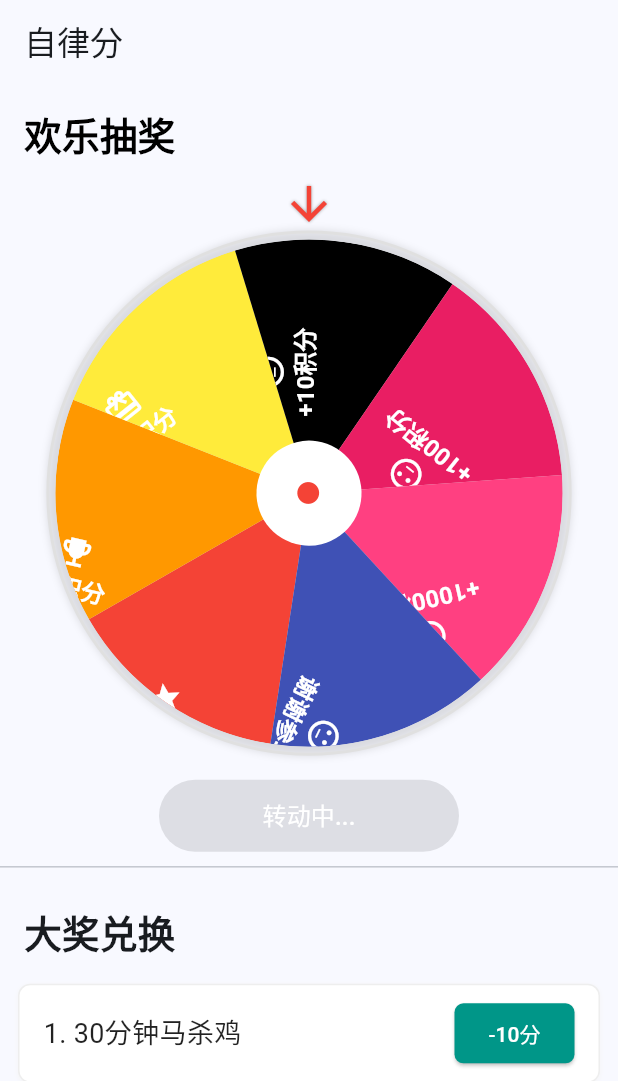
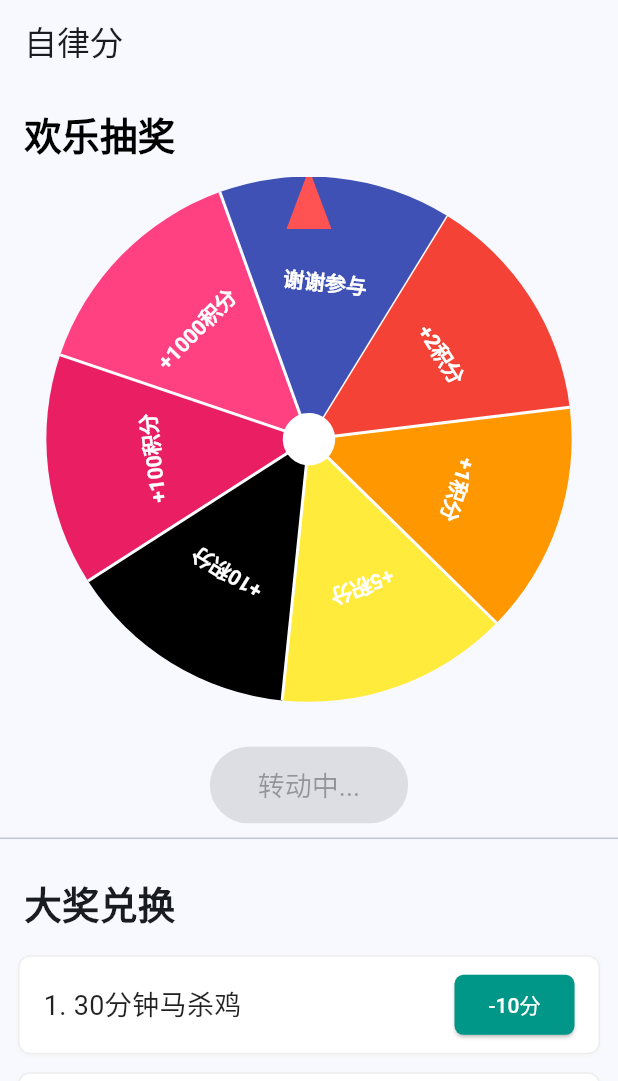
Before and after one commit to SYSUtu/flutter_demo, a Flutter app: the screen it shows after launch, tab 2 chosen, after a tap on "开始抽奖", on a phone screen of 412 x 824 dp, the part 155-1236 px from its top. Run offline on Flutter 3.47's test engine with Material 3 defaults, Android fonts, the phone set to English and light mode, and no system bars.

Commit message:
增加转盘上的字显示

```diff
--- a/lib/gift_page.dart
+++ b/lib/gift_page.dart
@@ -173,7 +173,7 @@ class _MyRewardLotteryState extends State<RewardLottery> {
         ),
         const SizedBox(height: 10),
         LotteryWheel(
-          maxSize: screenSize.width * 0.85,
+          maxSize: MediaQuery.of(context).size.width * 0.85,
           items: [
             LotteryItem(name: "+2积分", color: Colors.red, icon: Icons.star, probability: 10.5),
             LotteryItem(name: "+1积分", color: Colors.orange, icon: Icons.emoji_events, probability: 25),
--- a/lib/lottery_wheel.dart
+++ b/lib/lottery_wheel.dart
@@ -1,310 +1,5 @@
+import 'dart:math';
 import 'package:flutter/material.dart';
-import 'dart:math';
-
-class LotteryWheel extends StatefulWidget {
-  final double maxSize;
-  final List<LotteryItem> items;
-
-  const LotteryWheel({
-    super.key,
-    required this.maxSize,
-    required this.items,
-  });
-
-  @override
-  State<LotteryWheel> createState() => _LotteryWheelState();
-}
-
-class _LotteryWheelState extends State<LotteryWheel> with SingleTickerProviderStateMixin {
-  late AnimationController _controller;
-  Animation<double>? _animation;
-
-  double _currentAngle = 0;
-  bool _isSpinning = false;
-  int? _currentWinningIndex;
-  final List<double> _sectorAngles = [];
-  final List<double> _sectorStartAngles = [];
-
-  @override
-  void initState() {
-    super.initState();
-    _controller = AnimationController(
-      vsync: this,
-      duration: const Duration(seconds: 5),
-    );
-    _calculateSectorAngles();
-  }
-
-  @override
-  void didUpdateWidget(covariant LotteryWheel oldWidget) {
-    super.didUpdateWidget(oldWidget);
-    if (!listEquals(widget.items, oldWidget.items)) {
-      _calculateSectorAngles();
-    }
-  }
-
-  @override
-  void dispose() {
-    _controller.dispose();
-    super.dispose();
-  }
-
-  void _calculateSectorAngles() {
-    _sectorAngles.clear();
-    _sectorStartAngles.clear();
-
-    final itemCount = widget.items.length;
-    final equalAngle = 360.0 / itemCount;
-
-    double currentStartAngle = 0;
-    for (int i = 0; i < itemCount; i++) {
-      _sectorAngles.add(equalAngle);
-      _sectorStartAngles.add(currentStartAngle);
-      currentStartAngle += equalAngle;
-    }
-  }
-
-  void _animationListener() {
-    if (_animation != null) {
-      setState(() => _currentAngle = _animation!.value);
-    }
-  }
-
-  void _statusListener(AnimationStatus status) {
-    if (status == AnimationStatus.completed) {
-      setState(() => _isSpinning = false);
-      if (_currentWinningIndex != null) {
-        _showResult(_currentWinningIndex!);
-      }
-      _controller.reset();
-      _currentWinningIndex = null;
-    }
-  }
-
-  int _getRandomWinningIndex() {
-    final totalProbability = widget.items.fold(0.0, (sum, item) => sum + item.probability);
-    final randomValue = Random().nextDouble() * totalProbability;
-
-    double cumulative = 0.0;
-    for (int i = 0; i < widget.items.length; i++) {
-      cumulative += widget.items[i].probability;
-      if (randomValue <= cumulative) {
-        return i;
-      }
-    }
-    return widget.items.length - 1;
-  }
-
-  int _getCurrentPointedIndex() {
-    final normalizedAngle = (_currentAngle % 360 + 360) % 360;
-
-    for (int i = 0; i < _sectorStartAngles.length; i++) {
-      final start = _sectorStartAngles[i];
-      final end = start + _sectorAngles[i];
-
-      if (start <= end) {
-        if (normalizedAngle >= start && normalizedAngle < end) {
-          return i;
-        }
-      } else {
-        if (normalizedAngle >= start || normalizedAngle < end) {
-          return i;
-        }
-      }
-    }
-    return 0;
-  }
-
-  void _startSpin() {
-    if (_isSpinning) return;
-
-    setState(() => _isSpinning = true);
-
-    final winningIndex = _getRandomWinningIndex();
-    _currentWinningIndex = winningIndex;
-
-    _animation?.removeListener(_animationListener);
-    _animation?.removeStatusListener(_statusListener);
-
-    final startAngle = _sectorStartAngles[winningIndex];
-    final endAngle = startAngle + _sectorAngles[winningIndex];
-    final randomInRange = startAngle + Random().nextDouble() * (endAngle - startAngle);
-    final targetAngle = _currentAngle + 360 * 3 + randomInRange;
-
-    _animation = Tween<double>(begin: _currentAngle, end: targetAngle).animate(
-      CurvedAnimation(
-        parent: _controller,
-        curve: const Cubic(0.2, 0.8, 0.2, 1.0),
-      ),
-    )..addListener(_animationListener)
-      ..addStatusListener(_statusListener);
-
-    _controller.forward(from: 0.0);
-  }
-
-  void _showResult(int winningIndex) {
-    final actualIndex = _getCurrentPointedIndex();
-    debugPrint("预期中奖索引：$winningIndex，实际指向索引：$actualIndex");
-
-    showDialog(
-      context: context,
-      builder: (context) => AlertDialog(
-        title: const Text("抽奖结果"),
-        content: Text("恭喜您获得：${widget.items[winningIndex].name}"),
-        actions: [
-          TextButton(
-            onPressed: () => Navigator.pop(context),
-            child: const Text("确定"),
-          )
-        ],
-      ),
-    );
-  }
-
-  @override
-  Widget build(BuildContext context) {
-    final wheelSize = widget.maxSize;
-
-    if (_sectorAngles.isEmpty || _sectorAngles.length != widget.items.length) {
-      _calculateSectorAngles();
-    }
-
-    return Column(
-      mainAxisSize: MainAxisSize.min,
-      children: [
-        const Icon(
-          Icons.arrow_downward,
-          color: Colors.red,
-          size: 36,
-          shadows: [Shadow(color: Colors.black38, blurRadius: 2)],
-        ),
-        Container(
-          width: wheelSize,
-          height: wheelSize,
-          decoration: BoxDecoration(
-            shape: BoxShape.circle,
-            border: Border.all(color: Colors.grey[300]!, width: 2),
-            boxShadow: const [BoxShadow(color: Colors.black12, blurRadius: 4)],
-          ),
-          padding: const EdgeInsets.all(4),
-          child: ClipOval(
-            child: _buildWheelContent(wheelSize),
-          ),
-        ),
-        const SizedBox(height: 16),
-        SizedBox(
-          width: min(200, wheelSize * 0.8),
-          child: ElevatedButton(
-            onPressed: _isSpinning ? null : _startSpin,
-            style: ElevatedButton.styleFrom(
-              backgroundColor: Colors.red,
-              padding: const EdgeInsets.symmetric(horizontal: 16, vertical: 12),
-              shape: RoundedRectangleBorder(
-                borderRadius: BorderRadius.circular(30),
-              ),
-            ),
-            child: Text(
-              _isSpinning ? "转动中..." : "开始抽奖",
-              style: const TextStyle(
-                fontSize: 16,
-                color: Colors.white,
-              ),
-            ),
-          ),
-        ),
-      ],
-    );
-  }
-
-  Widget _buildWheelContent(double size) {
-    return AspectRatio(
-      aspectRatio: 1.0,
-      child: Transform.rotate(
-        // 转盘整体旋转角度（弧度）
-        angle: _currentAngle * pi / 180,
-        child: Stack(
-          children: [
-            ...List.generate(widget.items.length, (index) {
-              final startAngleRad = _sectorStartAngles[index] * pi / 180;
-              final sweepAngleRad = _sectorAngles[index] * pi / 180;
-              // 扇区中心角度（弧度）
-              final centerAngleRad = startAngleRad + sweepAngleRad / 2;
-              // 转盘当前旋转角度（弧度）
-              final currentAngleRad = _currentAngle * pi / 180;
-
-              // 文字和图标尺寸（根据转盘大小动态调整）
-              final textSize = max(size * 0.045, 14.0);
-              final iconSize = max(size * 0.07, 18.0);
-
-              // 计算文字旋转角度：
-              // 1. 抵消转盘整体旋转（-currentAngleRad）
-              // 2. 抵消扇区自身角度（-centerAngleRad）
-              // 3. 最终加pi/2确保文字垂直向上
-              final textRotation = -currentAngleRad - centerAngleRad + pi / 2;
-
-              return ClipPath(
-                clipper: _WheelClipper(startAngleRad, sweepAngleRad),
-                child: Container(
-                  color: widget.items[index].color,
-                  child: Stack(
-                    children: [
-                      // 极坐标定位：精准居中于扇区
-                      Positioned(
-                        // 核心公式：计算扇区中心的坐标
-                        left: size / 2 + (size * 0.35) * cos(centerAngleRad),
-                        top: size / 2 + (size * 0.35) * sin(centerAngleRad),
-                        // 强制文字块居中对齐
-                        child: Transform.rotate(
-                          angle: textRotation,
-                          child: Container(
-                            // 固定文字块宽度，避免换行导致的歪斜
-                            width: textSize * 5, // 根据最长文字调整
-                            alignment: Alignment.center,
-                            child: Column(
-                              mainAxisSize: MainAxisSize.min,
-                              children: [
-                                Icon(
-                                  widget.items[index].icon,
-                                  color: Colors.white,
-                                  size: iconSize,
-                                ),
-                                const SizedBox(height: 4),
-                                Text(
-                                  widget.items[index].name,
-                                  style: TextStyle(
-                                    color: Colors.white,
-                                    fontWeight: FontWeight.bold,
-                                    fontSize: textSize,
-                                    height: 1.0, // 消除文字行高导致的偏移
-                                  ),
-                                  softWrap: false,
-                                  overflow: TextOverflow.visible,
-                                ),
-                              ],
-                            ),
-                          ),
-                        ),
-                      ),
-                    ],
-                  ),
-                ),
-              );
-            }),
-            // 转盘中心
-            Center(
-              child: CircleAvatar(
-                radius: size * 0.1,
-                backgroundColor: Colors.white,
-                child: Icon(Icons.circle, color: Colors.red, size: size * 0.05),
-              ),
-            ),
-          ],
-        ),
-      ),
-    );
-  }
-
-}
 
 class LotteryItem {
   final String name;
@@ -317,45 +12,277 @@ class LotteryItem {
     required this.color,
     required this.icon,
     required this.probability,
-  }) : assert(probability > 0, "概率必须大于0");
+  });
 }
 
-class _WheelClipper extends CustomClipper<Path> {
-  final double startAngle;
-  final double sweepAngle;
+class LotteryWheel extends StatefulWidget {
+  final double maxSize;
+  final List<LotteryItem> items;
 
-  _WheelClipper(this.startAngle, this.sweepAngle);
+  const LotteryWheel({
+    Key? key,
+    required this.maxSize,
+    required this.items,
+  }) : super(key: key);
 
   @override
-  Path getClip(Size size) {
-    final path = Path();
-    final center = Offset(size.width / 2, size.height / 2);
-    final radius = size.width / 2;
+  _LotteryWheelState createState() => _LotteryWheelState();
+}
 
-    path.moveTo(center.dx, center.dy);
-    path.arcTo(
-      Rect.fromCircle(center: center, radius: radius),
-      startAngle,
-      sweepAngle,
-      false,
+class _LotteryWheelState extends State<LotteryWheel>
+    with SingleTickerProviderStateMixin {
+  late AnimationController _controller;
+  late Animation<double> _rotationAnimation;
+  double _currentAngle = 0.0;
+  bool _isSpinning = false;
+  late int _selectedIndex;
+
+  static const Duration _spinDuration = Duration(seconds: 6);
+
+  @override
+  void initState() {
+    super.initState();
+    _controller = AnimationController(
+      vsync: this,
+      duration: _spinDuration,
     );
-    path.close();
-    return path;
+
+    _controller.addListener(() {
+      setState(() {
+        _currentAngle = _rotationAnimation.value;
+      });
+    });
+
+    _controller.addStatusListener((status) {
+      if (status == AnimationStatus.completed) {
+        setState(() {
+          _isSpinning = false;
+        });
+        _showResultDialog();
+      }
+    });
   }
 
   @override
-  bool shouldReclip(covariant _WheelClipper oldClipper) {
-    return oldClipper.startAngle != startAngle || oldClipper.sweepAngle != sweepAngle;
+  void dispose() {
+    _controller.dispose();
+    super.dispose();
+  }
+
+  void _spinWheel() {
+    if (_isSpinning) return;
+    _isSpinning = true;
+
+    final random = Random();
+    final totalProbability = widget.items.fold(
+        0.0, (sum, item) => sum + item.probability);
+    final double randomValue = random.nextDouble() * totalProbability;
+
+    double cumulative = 0;
+    for (int i = 0; i < widget.items.length; i++) {
+      cumulative += widget.items[i].probability;
+      if (randomValue <= cumulative) {
+        _selectedIndex = i;
+        break;
+      }
+    }
+
+    final int itemCount = widget.items.length;
+    final double anglePerItem = 2 * pi / itemCount;
+
+    final double targetAngle = _currentAngle
+        + 10 * 2 * pi
+        + (pi / 2)
+        - (_selectedIndex * anglePerItem)
+        - (anglePerItem / 2);
+
+    _rotationAnimation = TweenSequence([
+      TweenSequenceItem(
+        tween: Tween<double>(
+          begin: _currentAngle,
+          end: _currentAngle + 4 * 2 * pi,
+        ).chain(CurveTween(curve: Curves.easeIn)),
+        weight: 40,
+      ),
+      TweenSequenceItem(
+        tween: Tween<double>(
+          begin: _currentAngle + 4 * 2 * pi,
+          end: targetAngle,
+        ).chain(CurveTween(curve: Curves.easeOut)),
+        weight: 60,
+      ),
+    ]).animate(_controller);
+
+    _controller.forward(from: 0);
+  }
+
+  void _showResultDialog() {
+    showDialog(
+      context: context,
+      barrierDismissible: false,
+      builder: (context) => AlertDialog(
+        title: const Text("恭喜中奖！"),
+        content: Column(
+          mainAxisSize: MainAxisSize.min,
+          children: [
+            Icon(
+              widget.items[_selectedIndex].icon,
+              color: widget.items[_selectedIndex].color,
+              size: 50,
+            ),
+            const SizedBox(height: 16),
+            Text(
+              "您抽中了：${widget.items[_selectedIndex].name}",
+              style: const TextStyle(fontSize: 18),
+            ),
+          ],
+        ),
+        actions: [
+          TextButton(
+            onPressed: () => Navigator.pop(context),
+            child: const Text("确定"),
+          ),
+        ],
+      ),
+    );
+  }
+
+  @override
+  Widget build(BuildContext context) {
+    return Column(
+      mainAxisSize: MainAxisSize.min,
+      children: [
+        Stack(
+          alignment: Alignment.center,
+          children: [
+            Transform.rotate(
+              angle: _currentAngle,
+              child: CustomPaint(
+                size: Size(widget.maxSize, widget.maxSize),
+                painter: _WheelPainter(items: widget.items),
+              ),
+            ),
+            const Positioned(
+              top: -5,
+              child: _WheelPointer(),
+            ),
+          ],
+        ),
+        const SizedBox(height: 30),
+        ElevatedButton(
+          onPressed: _isSpinning ? null : _spinWheel,
+          style: ElevatedButton.styleFrom(
+            backgroundColor: _isSpinning ? Colors.grey : Colors.teal,
+            padding: const EdgeInsets.symmetric(horizontal: 32, vertical: 12),
+            textStyle: const TextStyle(fontSize: 18),
+          ),
+          child: Text(_isSpinning ? '转动中...' : '开始抽奖'),
+        ),
+      ],
+    );
   }
 }
 
-// 辅助方法：比较两个列表是否相等
-bool listEquals<T>(List<T>? a, List<T>? b) {
-  if (a == null && b == null) return true;
-  if (a == null || b == null) return false;
-  if (a.length != b.length) return false;
-  for (int i = 0; i < a.length; i++) {
-    if (a[i] != b[i]) return false;
+class _WheelPainter extends CustomPainter {
+  final List<LotteryItem> items;
+
+  _WheelPainter({required this.items});
+
+  @override
+  void paint(Canvas canvas, Size size) {
+    final center = Offset(size.width / 2, size.height / 2);
+    final radius = size.width / 2;
+    final itemCount = items.length;
+    final anglePerItem = 2 * pi / itemCount;
+
+    double startAngle = -pi / 2;
+    final textStyle = TextStyle(
+      color: Colors.white,
+      fontSize: radius * 0.08,
+      fontWeight: FontWeight.bold,
+    );
+
+    for (final item in items) {
+      canvas.drawArc(
+        Rect.fromCircle(center: center, radius: radius),
+        startAngle,
+        anglePerItem,
+        true,
+        Paint()..color = item.color,
+      );
+
+      canvas.drawLine(
+        center,
+        Offset(
+          center.dx + cos(startAngle) * radius,
+          center.dy + sin(startAngle) * radius,
+        ),
+        Paint()
+          ..color = Colors.white
+          ..strokeWidth = 2.0
+          ..style = PaintingStyle.stroke,
+      );
+
+      final textAngle = startAngle + anglePerItem / 2;
+      final textOffset = Offset(
+        center.dx + cos(textAngle) * radius * 0.6,
+        center.dy + sin(textAngle) * radius * 0.6,
+      );
+
+      final textPainter = TextPainter(
+        text: TextSpan(text: item.name, style: textStyle),
+        textDirection: TextDirection.ltr,
+      );
+      textPainter.layout();
+
+      canvas.save();
+      canvas.translate(textOffset.dx, textOffset.dy);
+      canvas.rotate(textAngle + pi / 2);
+      textPainter.paint(
+        canvas,
+        Offset(-textPainter.width / 2, -textPainter.height / 2),
+      );
+      canvas.restore();
+
+      startAngle += anglePerItem;
+    }
+
+    canvas.drawCircle(
+      center,
+      radius * 0.1,
+      Paint()..color = Colors.white,
+    );
   }
-  return true;
+
+  @override
+  bool shouldRepaint(covariant CustomPainter oldDelegate) => true;
 }
+
+class _WheelPointer extends StatelessWidget {
+  const _WheelPointer({Key? key}) : super(key: key);
+
+  @override
+  Widget build(BuildContext context) {
+    return CustomPaint(
+      size: const Size(30, 40),
+      painter: _PointerPainter(),
+    );
+  }
+}
+
+class _PointerPainter extends CustomPainter {
+  @override
+  void paint(Canvas canvas, Size size) {
+    final path = Path()
+      ..moveTo(size.width / 2, 0)
+      ..lineTo(0, size.height)
+      ..lineTo(size.width, size.height)
+      ..close();
+
+    canvas.drawPath(path, Paint()..color = Colors.redAccent);
+    canvas.drawCircle(Offset(size.width / 2, 0), 3, Paint()..color = Colors.red);
+  }
+
+  @override
+  bool shouldRepaint(covariant CustomPainter oldDelegate) => false;
+}
```
